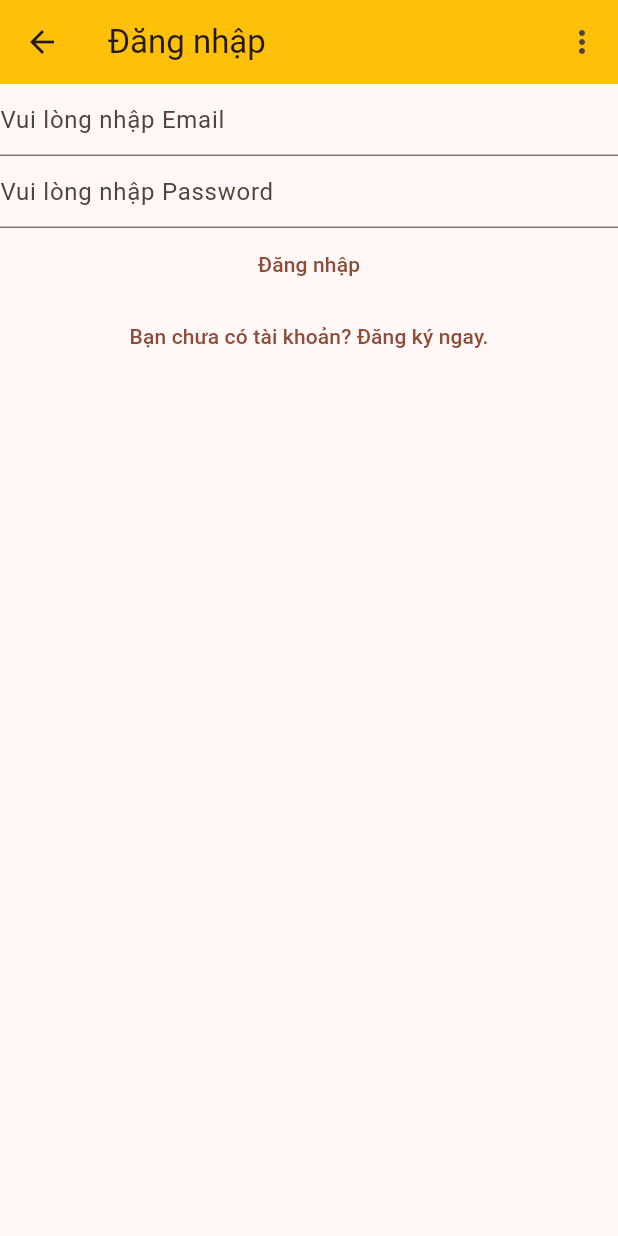
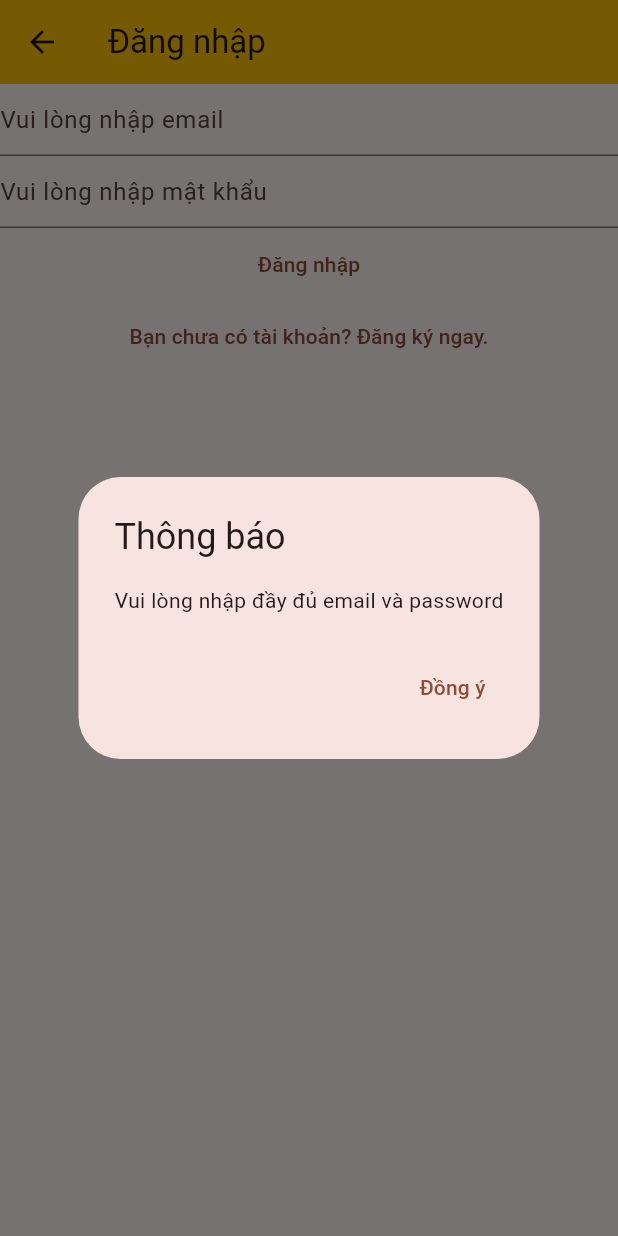
Before and after one commit to ThanhDVGCH18576/Flutter_LearningDart, a Flutter app: the LoginView screen opened by its route, after a tap on "Đăng nhập", on a phone screen of 412 x 824 dp. Run offline on Flutter 3.47's test engine with Material 2 defaults, Android fonts, the phone set to English and light mode, and no system bars; our stand-ins replace firebase_auth, firebase_core; accounts and stored records are empty; generated files the repository leaves out were written again.

Commit message:
update code

```diff
--- a/lib/views/login_view.dart
+++ b/lib/views/login_view.dart
@@ -30,29 +30,18 @@ class _LoginViewState extends State<LoginView> {
   @override
   Widget build(BuildContext context) {
     return Scaffold(
-      appBar:
-          AppBar(title: const Text("Đăng nhập"), backgroundColor: Colors.amber,
-          actions: [
-            PopupMenuButton<MenuAction>(onSelected: (value) {
-
-            },itemBuilder: (context) {
-              return const [
-                  PopupMenuItem<MenuAction>(
-                      child: const Text("Logout"),
-                      value: MenuAction.logout,
-                    )
-              ];
-            },)
-          ],),
+      appBar: AppBar(
+        title: const Text("Đăng nhập"),
+        backgroundColor: Colors.amber,
+      ),
       body: Column(
         children: [
-
           TextField(
             controller: _email,
             keyboardType: TextInputType.emailAddress,
             enableSuggestions: false,
             autocorrect: false,
-            decoration: const InputDecoration(hintText: "Vui lòng nhập Email"),
+            decoration: const InputDecoration(hintText: "Vui lòng nhập email"),
           ),
           TextField(
             controller: _password,
@@ -60,25 +49,52 @@ class _LoginViewState extends State<LoginView> {
             enableSuggestions: false,
             autocorrect: false,
             decoration:
-                const InputDecoration(hintText: "Vui lòng nhập Password"),
+                const InputDecoration(hintText: "Vui lòng nhập mật khẩu"),
           ),
           TextButton(
             onPressed: () async {
               final email = _email.text;
               final password = _password.text;
+
+              if (email.isEmpty || password.isEmpty) {
+                showLogOutDialog(
+                    context, "Vui lòng nhập đầy đủ email và password");
+                return;
+              }
+
               try {
                 final userCredential = await FirebaseAuth.instance
                     .signInWithEmailAndPassword(
                         email: email, password: password);
                 print(userCredential);
+
+                Navigator.of(context).pushNamedAndRemoveUntil(
+                  '/note/',
+                  (route) => false,
+                );
               } on FirebaseAuthException catch (ex) {
-                print("some error");
+                switch (ex.code) {
+                  case "invalid-email":
+                    showLogOutDialog(
+                        context, "Email không hợp lệ. Vui lòng kiểm tra lại.");
+                    break;
+                  case "wrong-password":
+                    showLogOutDialog(
+                        context, "Sai mật khẩu. Vui lòng kiểm tra lại.");
+                    break;
+                  case "user-not-found":
+                    showLogOutDialog(
+                        context, "Email không tồn tại. Vui lòng kiểm tra lại.");
+                    break;
+                  default:
+                    break;
+                }
                 print(ex.code);
               }
             },
             child: const Text("Đăng nhập"),
           ),
-           TextButton(
+          TextButton(
               onPressed: () {
                 Navigator.of(context)
                     .pushNamedAndRemoveUntil('/register/', (route) => false);
@@ -90,6 +106,20 @@ class _LoginViewState extends State<LoginView> {
   }
 }
 
-enum MenuAction {
-  logout
+Future<bool> showLogOutDialog(BuildContext context, String message) {
+  return showDialog<bool>(
+      context: context,
+      builder: (context) {
+        return AlertDialog(
+          title: const Text("Thông báo"),
+          content: Text(message),
+          actions: [
+            TextButton(
+                onPressed: () {
+                  Navigator.of(context).pop(false);
+                },
+                child: const Text("Đồng ý")),
+          ],
+        );
+      }).then((value) => value ?? false);
 }
--- a/pubspec.yaml
+++ b/pubspec.yaml
@@ -46,6 +46,7 @@ dependencies:
   flutter_localizations:
     sdk: flutter
   intl: any
+  sizer: ^2.0.15
 
 dev_dependencies:
   flutter_test:
```
Also changed, not shown: lib/main.dart (+19 -6 lines), lib/views/note_view.dart (+92 -4 lines), lib/views/register_view.dart (+44 -8 lines), pubspec.lock.
